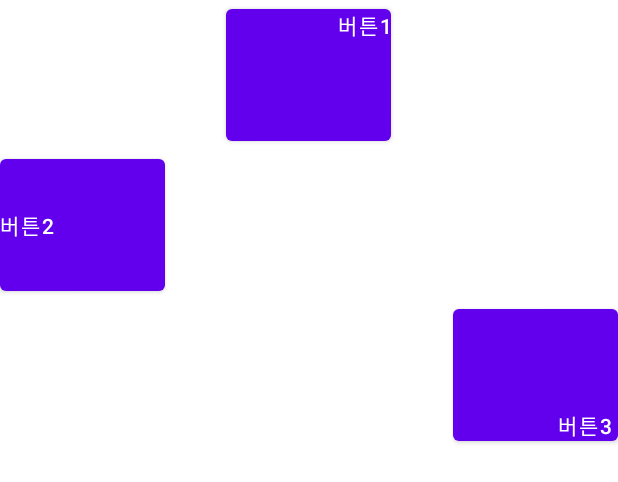
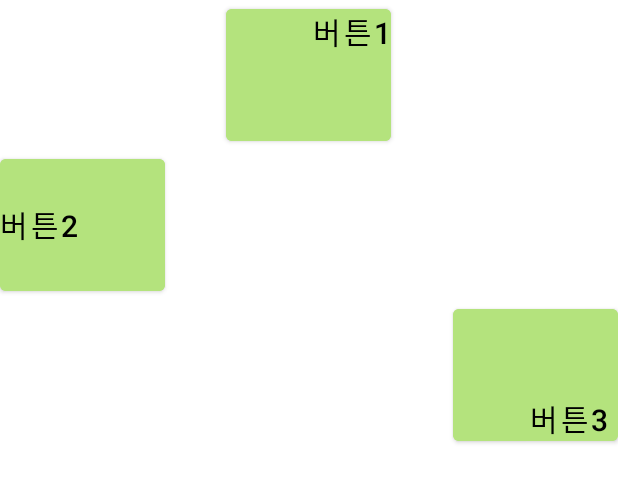
Before and after one commit to fire-irror/LayoutTest1, an Android app: the layout layout_gravity_self.xml on its own in the app's theme, with its tools: preview values and no code run, on a phone screen of 412 x 824 dp. Shown: the top 482 px of the screen. Run offline under Robolectric (Android 15) with nearby library versions, the phone set to English and light mode, and no system bars.

Commit message:
직접풀어보기 5-1(추가사항 색변경 및 글씨 크기)

```diff
--- a/app/src/main/res/layout/layout_gravity_self.xml
+++ b/app/src/main/res/layout/layout_gravity_self.xml
@@ -10,6 +10,9 @@
         android:layout_gravity="center"
         android:padding="0dp"
         android:gravity="top|right"
+        android:backgroundTint="#B4E37D"
+        android:textColor="@color/black"
+        android:textSize="20dp"
         android:text="버튼1"/>
 
     <Button
@@ -18,6 +21,9 @@
         android:layout_gravity="left"
         android:gravity="left|center"
         android:padding="0dp"
+        android:backgroundTint="#B4E37D"
+        android:textColor="@color/black"
+        android:textSize="20dp"
         android:text="버튼2"/>
 
     <Button
@@ -25,6 +31,9 @@
         android:layout_height="100dp"
         android:layout_gravity="right"
         android:gravity="bottom|right"
+        android:backgroundTint="#B4E37D"
+        android:textColor="@color/black"
+        android:textSize="20dp"
         android:padding="0dp"
         android:text="버튼3
 "/>
```
